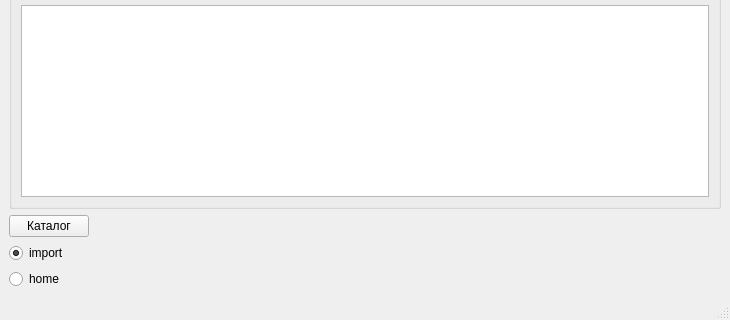
Before: the Qt Designer form mainwindow.ui in igrekus/subst, drawn with Qt 5; both pictures show x 0 to 730 and y 286 to 606 of the 730 by 606 pixel window.
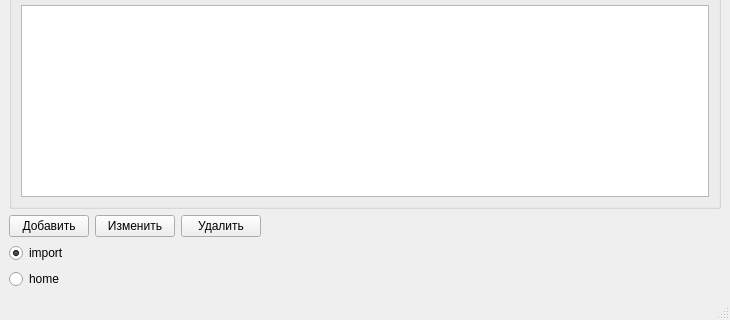
After: the same form once the commit is applied.

What changed in the file:
```diff
--- a/mainwindow.ui
+++ b/mainwindow.ui
@@ -14,7 +14,7 @@
    <string>База аналогов</string>
   </property>
   <widget class="QWidget" name="centralwidget">
-   <layout class="QVBoxLayout" name="verticalLayout_3">
+   <layout class="QVBoxLayout" name="verticalLayout_4">
     <item>
      <widget class="QLineEdit" name="editSearch">
       <property name="placeholderText">
@@ -86,16 +86,36 @@
      </layout>
     </item>
     <item>
+     <layout class="QHBoxLayout" name="horizontalLayout_3">
+      <item>
+       <layout class="QVBoxLayout" name="verticalLayout_3">
+        <item>
      <layout class="QHBoxLayout" name="horizontalLayout_2">
       <item>
-       <layout class="QVBoxLayout" name="verticalLayout_4">
+           <widget class="QPushButton" name="btnDeviceAdd">
+            <property name="text">
+             <string>Добавить</string>
+            </property>
+           </widget>
+          </item>
         <item>
-         <widget class="QPushButton" name="btnDeviceEditor">
+           <widget class="QPushButton" name="btnDeviceEdit">
           <property name="text">
-           <string>Каталог</string>
+             <string>Изменить</string>
           </property>
          </widget>
         </item>
+          <item>
+           <widget class="QPushButton" name="btnDeviceDelete">
+            <property name="text">
+             <string>Удалить</string>
+            </property>
+           </widget>
+          </item>
+         </layout>
+        </item>
+        <item>
+         <layout class="QVBoxLayout" name="verticalLayout">
         <item>
          <widget class="QRadioButton" name="radioImport">
           <property name="text">
@@ -112,6 +132,8 @@
            <string>home</string>
           </property>
          </widget>
+          </item>
+         </layout>
         </item>
        </layout>
       </item>
```
Lines whose indentation alone changed are shown as unchanged.
